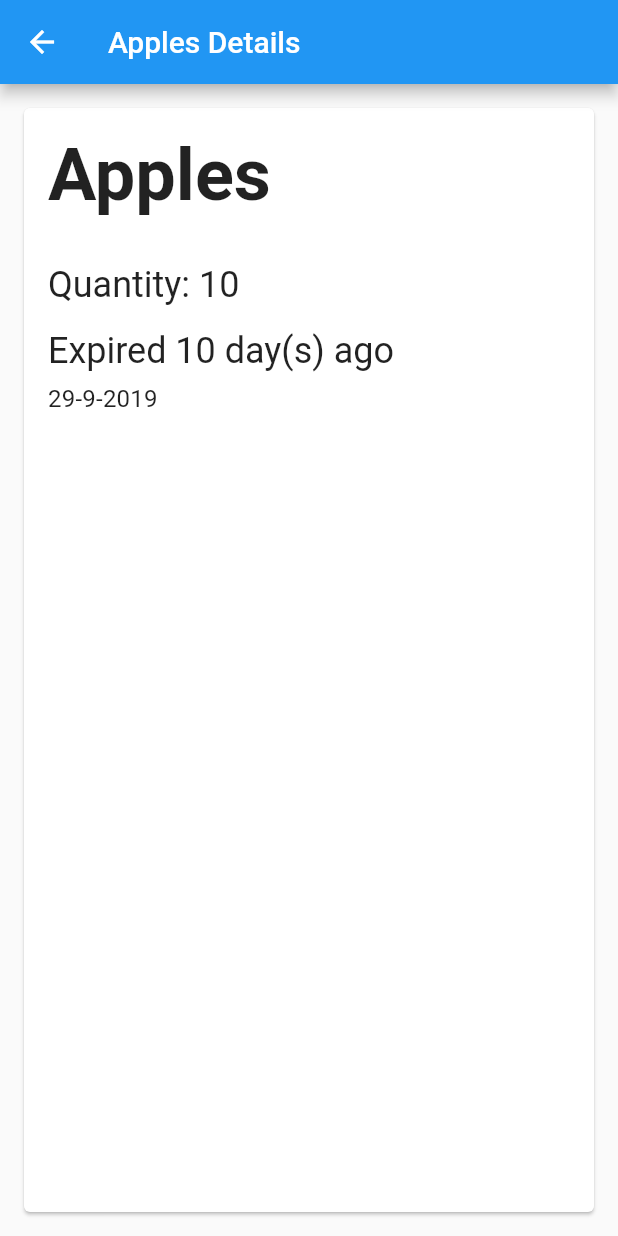
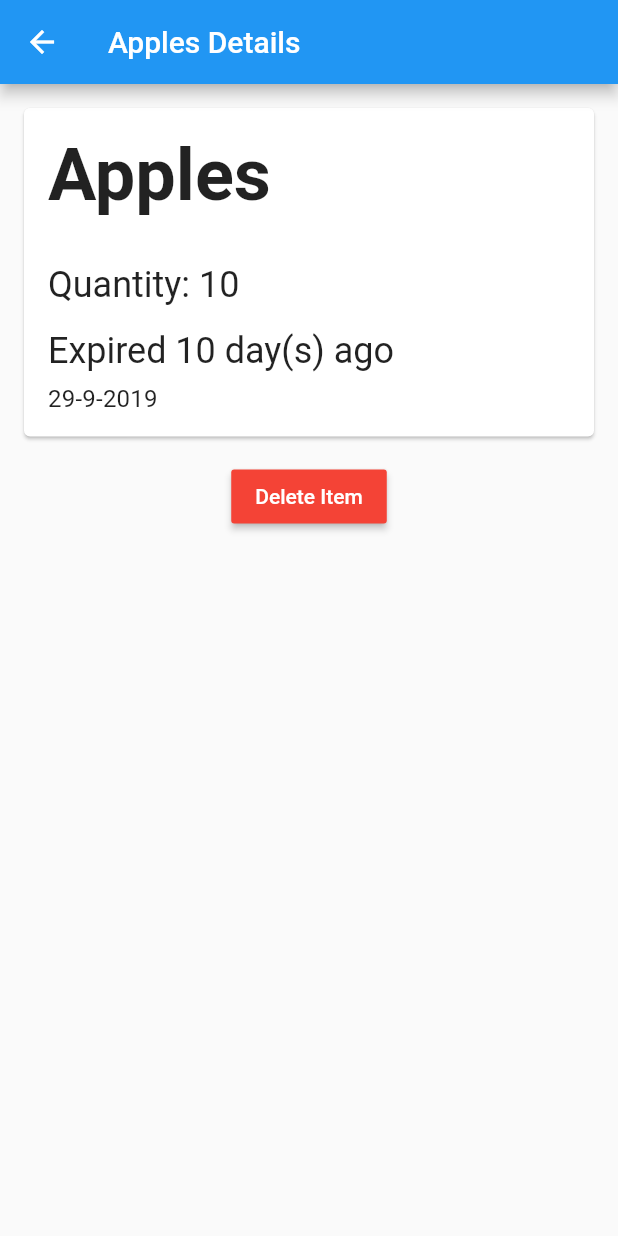
Before and after one commit to Digital-Vault/GroceryApp, a Flutter app: the screen it shows after launch, after a tap on an icon or button, on a phone screen of 412 x 824 dp. Run offline on Flutter 3.47's test engine with Material 2 defaults, Android fonts, the phone set to English and light mode, and no system bars; our stand-ins replace rxdart.

Commit message:
added delete button to detail page

```diff
--- a/lib/detailed_page.dart
+++ b/lib/detailed_page.dart
@@ -12,8 +12,17 @@ class DetailedPage extends StatelessWidget {
         appBar: AppBar(
           title: Text('${item.name} Details'),
         ),
-        body: DetailCard(
-          item: item,
-        ));
+        body: Column(children: <Widget>[
+          DetailCard(
+            item: item,
+          ),
+          RaisedButton(
+            child: Text("Delete Item", style: TextStyle(color: Colors.white),),
+            color: Colors.red,
+            onPressed: () {
+              Navigator.pop(context);
+            },
+          )
+        ]));
   }
 }
```
